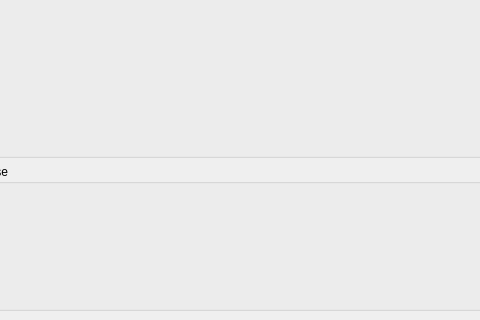
yusufpraditya/face-recognition-app, file desain_v1.ui: the form before one commit; both pictures show x 109 to 589 and y 400 to 720 of the 1280 by 720 pixel window.
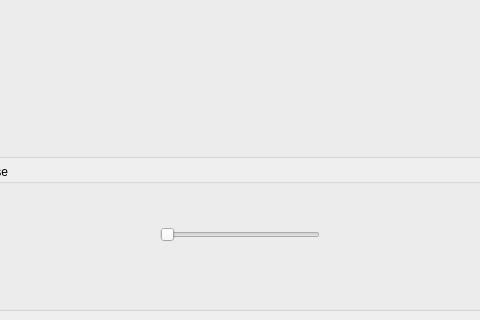
The form after the commit.

The edit to the form file:
```diff
--- a/desain_v1.ui
+++ b/desain_v1.ui
@@ -154,6 +154,19 @@
         <property name="title">
          <string>Load/save database</string>
         </property>
+        <widget class="QSlider" name="horizontalSlider">
+         <property name="geometry">
+          <rect>
+           <x>260</x>
+           <y>60</y>
+           <width>160</width>
+           <height>22</height>
+          </rect>
+         </property>
+         <property name="orientation">
+          <enum>Qt::Horizontal</enum>
+         </property>
+        </widget>
        </widget>
       </item>
      </layout>
```
